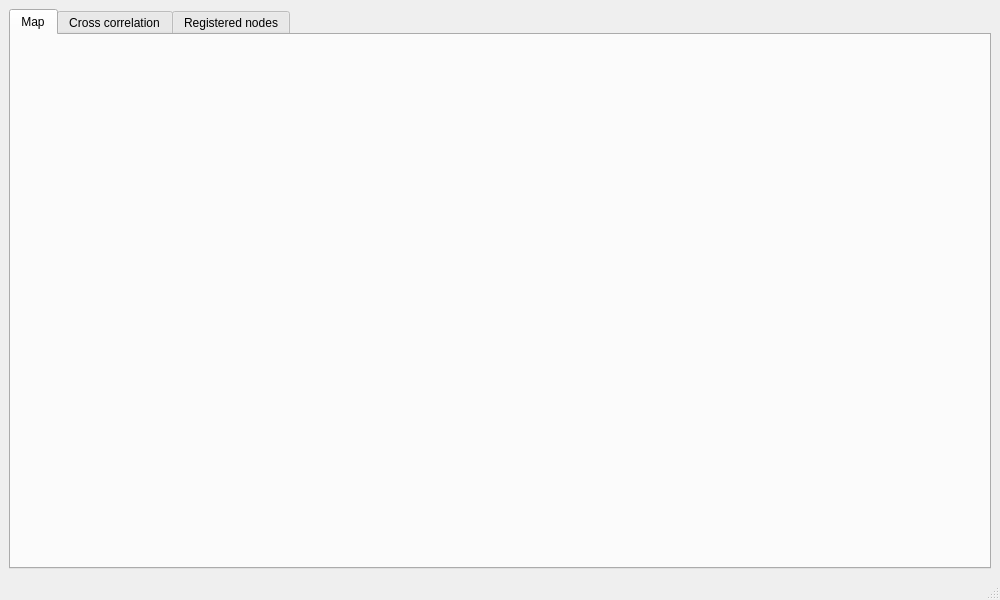
Qt form python/main_window.ui (rwth-ti/gr-localization) before a commit.
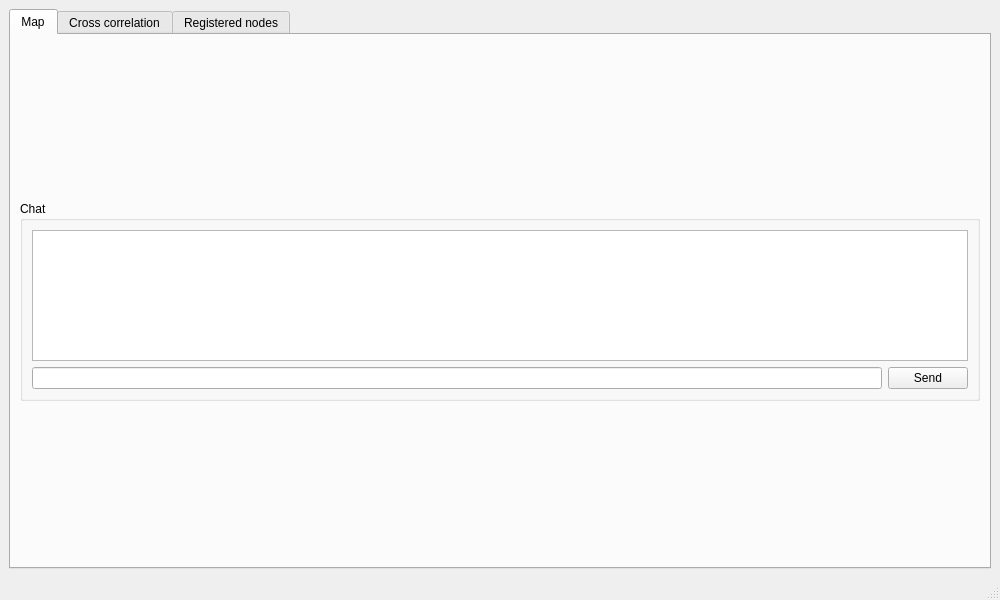
The same form after that commit. Custom widgets are drawn as their Qt base class.

Commit message: add chat box

Patch:
```diff
--- a/python/main_window.ui
+++ b/python/main_window.ui
@@ -34,6 +34,42 @@
         <item row="0" column="0">
          <layout class="QVBoxLayout" name="verticalLayoutMap"/>
         </item>
+        <item row="1" column="0">
+         <widget class="QGroupBox" name="groupBox_10">
+          <property name="maximumSize">
+           <size>
+            <width>16777215</width>
+            <height>200</height>
+           </size>
+          </property>
+          <property name="title">
+           <string>Chat</string>
+          </property>
+          <layout class="QVBoxLayout" name="verticalLayout_7">
+           <item>
+            <widget class="QTextEdit" name="textEdit">
+             <property name="readOnly">
+              <bool>true</bool>
+             </property>
+            </widget>
+           </item>
+           <item>
+            <layout class="QHBoxLayout" name="horizontalLayout_4">
+             <item>
+              <widget class="QLineEdit" name="lineEdit"/>
+             </item>
+             <item>
+              <widget class="QPushButton" name="pushButtonChat">
+               <property name="text">
+                <string>Send</string>
+               </property>
+              </widget>
+             </item>
+            </layout>
+           </item>
+          </layout>
+         </widget>
+        </item>
        </layout>
       </widget>
       <widget class="QWidget" name="tab_2">
```
The commit also changes 2 other files.
